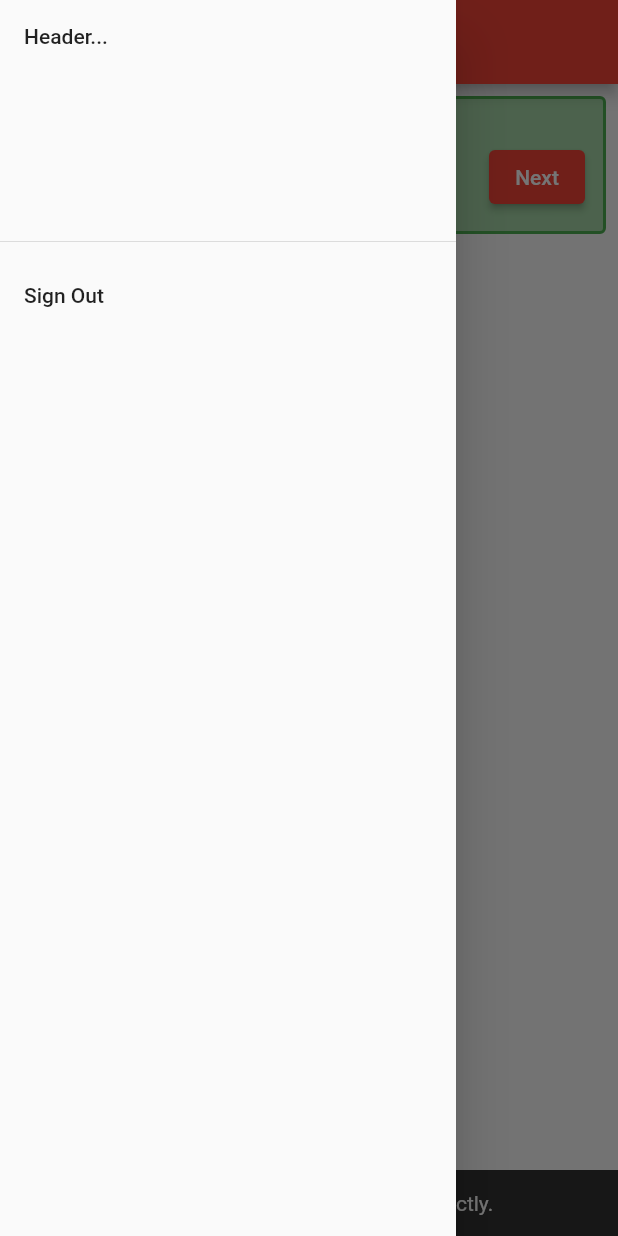
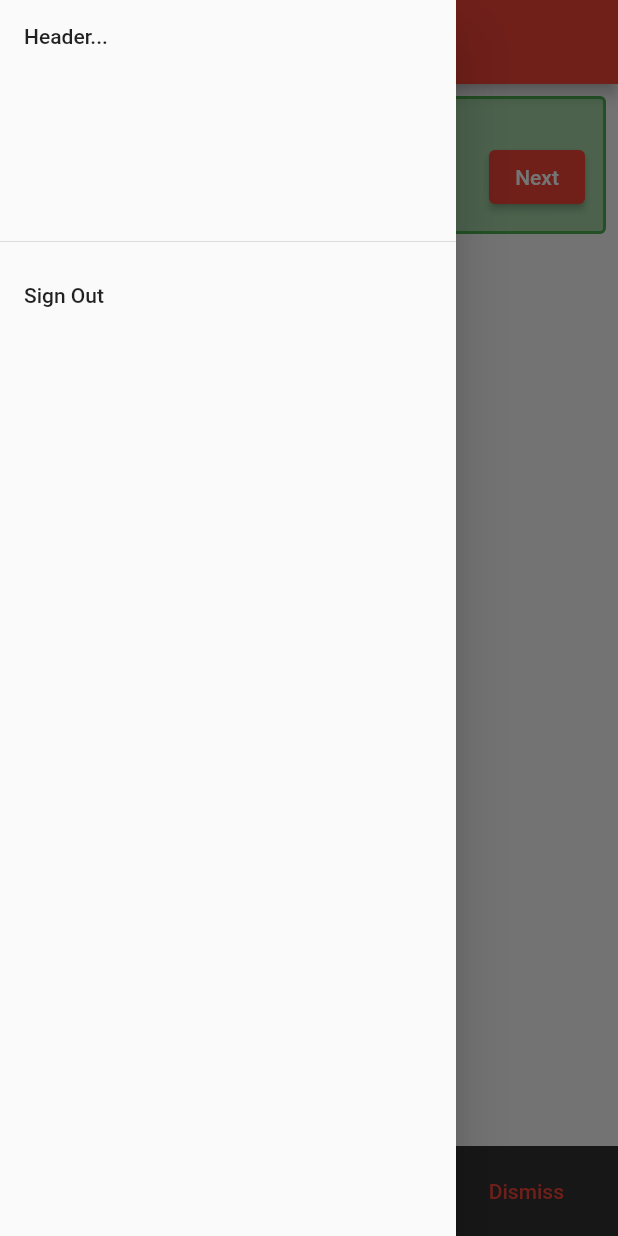
Before and after one commit to ethanharstad/tailboard-app, a Flutter app: the BLSProtocolScreen screen opened directly, with the side drawer open, on a phone screen of 412 x 824 dp. Run offline on Flutter 3.47's test engine with Material 2 defaults, Android fonts, the phone set to English and light mode, and no system bars; our stand-ins replace firebase_auth, firebase_core, shared_preferences; missing offline and left inert: flutterfire_ui; accounts and stored records are empty.

Commit message:
Allow permanently dismissing beta toast per screen

```diff
--- a/lib/screens/bls_protocol_screen.dart
+++ b/lib/screens/bls_protocol_screen.dart
@@ -104,7 +104,7 @@ class _BLSProtocolScreenState extends State<BLSProtocolScreen> {
   void initState() {
     super.initState();
     currentNode = algo['start'] as int;
-    BetaToast.showBetaToast(context);
+    BetaToast.showBetaToast(context, 'bls_protocol_screen');
   }
 
   Widget buildNode({
@@ -174,7 +174,6 @@ class _BLSProtocolScreenState extends State<BLSProtocolScreen> {
 
   @override
   Widget build(BuildContext context) {
-    debugPrint("$history");
     return AppScaffold(
       title: 'BLS Protocol',
       body: Padding(
--- a/lib/widgets/beta_toast.dart
+++ b/lib/widgets/beta_toast.dart
@@ -1,16 +1,30 @@
 import 'package:flutter/material.dart';
+import 'package:shared_preferences/shared_preferences.dart';
 
 class BetaToast extends SnackBar {
-  const BetaToast({Key? key})
+  final String? id;
+
+  BetaToast({this.id, Key? key})
       : super(
           key: key,
           content:
               const Text('This is a beta feature and may not work correctly.'),
+          action: id != null ? SnackBarAction(label: 'Dismiss', onPressed: () async {
+            SharedPreferences prefs = await SharedPreferences.getInstance();
+            prefs.setBool(_getKey(id), true);
+          }) : null,
         );
 
-  static showBetaToast(BuildContext context) {
-    WidgetsBinding.instance?.addPostFrameCallback((_) {
-      ScaffoldMessenger.of(context).showSnackBar(const BetaToast());
-    });
+  static void showBetaToast(BuildContext context, [String? id]) async {
+    SharedPreferences prefs = await SharedPreferences.getInstance();
+    if (id == null || prefs.getBool(_getKey(id)) != true) {
+      WidgetsBinding.instance?.addPostFrameCallback((_) {
+        ScaffoldMessenger.of(context).showSnackBar(BetaToast(id: id));
+      });
+    }
+  }
+
+  static String _getKey(String id) {
+    return 'beta.dismissed.$id';
   }
 }
--- a/pubspec.yaml
+++ b/pubspec.yaml
@@ -38,6 +38,7 @@ dependencies:
   firebase_core: ^1.10.6
   firebase_auth: ^3.3.4
   flutterfire_ui: ^0.3.0
+  shared_preferences: ^2.0.11
 
 dev_dependencies:
   flutter_test:
```
Also changed, not shown: pubspec.lock.
